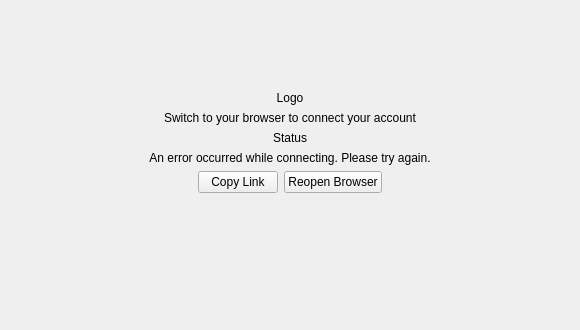
This is src/gui/wizard/flow2authwidget.ui in IONOS-Productivity/nc-desktop as Qt 5 draws it before an edit. The edited form follows.
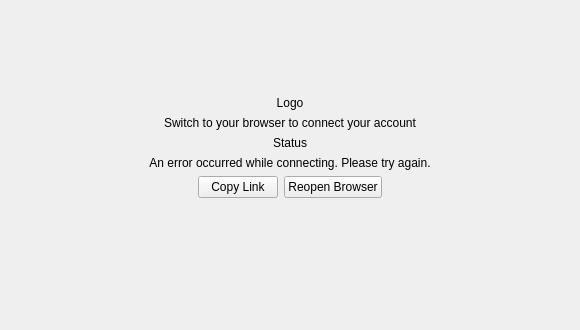
This is the edited form.

Commit message: [SES-27][SES-69] Adjusted Layouts

What changed in the file:
```diff
--- a/src/gui/wizard/flow2authwidget.ui
+++ b/src/gui/wizard/flow2authwidget.ui
@@ -37,7 +37,7 @@
                     <property name="sizeHint" stdset="0">
                         <size>
                             <width>20</width>
-                            <height>80</height>
+                            <height>85</height>
                         </size>
                     </property>
                 </spacer>
```
Left out of the diff: 8 changed lines with no effect on the pictures. The commit also changes 2 other files.
